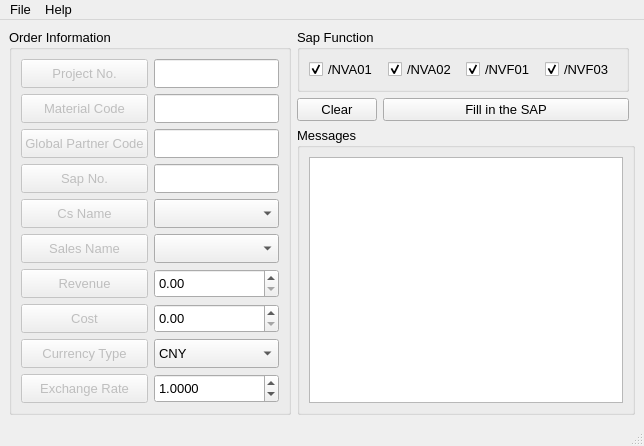
chen-huai/work, file Operate/GUI/Sap/Sap_Operate_UI.ui: the form before one commit.
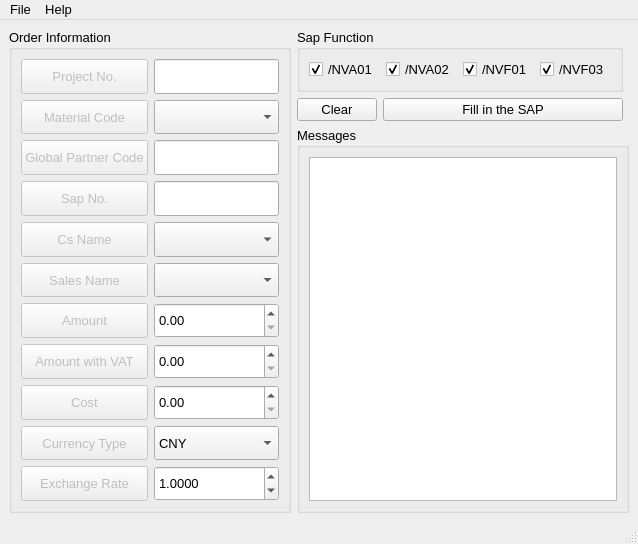
The form after the commit. Icons and pictures are not drawn.

Diff of the .ui file:
```diff
--- a/Operate/GUI/Sap/Sap_Operate_UI.ui
+++ b/Operate/GUI/Sap/Sap_Operate_UI.ui
@@ -6,8 +6,8 @@
    <rect>
     <x>0</x>
     <y>0</y>
-    <width>644</width>
-    <height>446</height>
+    <width>638</width>
+    <height>544</height>
    </rect>
   </property>
   <property name="font">
@@ -41,8 +41,8 @@
        <string>Order Information</string>
       </property>
       <layout class="QGridLayout" name="gridLayout">
-       <item row="19" column="0">
-        <widget class="QPushButton" name="pushButton_4">
+       <item row="5" column="0">
+        <widget class="QPushButton" name="pushButton">
          <property name="enabled">
           <bool>false</bool>
          </property>
@@ -58,180 +58,27 @@
           </font>
          </property>
          <property name="text">
-          <string>Currency Type</string>
+          <string>Sap No.</string>
          </property>
         </widget>
        </item>
-       <item row="8" column="0">
-        <widget class="QPushButton" name="pushButton_8">
-         <property name="enabled">
-          <bool>false</bool>
-         </property>
+       <item row="18" column="1">
+        <widget class="QDoubleSpinBox" name="doubleSpinBox_4">
          <property name="sizePolicy">
-          <sizepolicy hsizetype="Minimum" vsizetype="Expanding">
+          <sizepolicy hsizetype="Expanding" vsizetype="Expanding">
            <horstretch>0</horstretch>
            <verstretch>0</verstretch>
           </sizepolicy>
-         </property>
-         <property name="font">
-          <font>
-           <pointsize>10</pointsize>
-          </font>
-         </property>
-         <property name="text">
-          <string>Sales Name</string>
-         </property>
-        </widget>
-       </item>
-       <item row="15" column="1">
-        <widget class="QDoubleSpinBox" name="doubleSpinBox_2">
-         <property name="sizePolicy">
-          <sizepolicy hsizetype="Minimum" vsizetype="Expanding">
-           <horstretch>0</horstretch>
-           <verstretch>0</verstretch>
-          </sizepolicy>
-         </property>
-         <property name="font">
-          <font>
-           <pointsize>10</pointsize>
-          </font>
          </property>
          <property name="statusTip">
           <string>必填项</string>
          </property>
          <property name="maximum">
-          <double>999999999.990000009536743</double>
+          <double>9999999999999.000000000000000</double>
          </property>
         </widget>
        </item>
-       <item row="16" column="0">
-        <widget class="QPushButton" name="pushButton_10">
-         <property name="enabled">
-          <bool>false</bool>
-         </property>
-         <property name="sizePolicy">
-          <sizepolicy hsizetype="Minimum" vsizetype="Expanding">
-           <horstretch>0</horstretch>
-           <verstretch>0</verstretch>
-          </sizepolicy>
-         </property>
-         <property name="font">
-          <font>
-           <pointsize>10</pointsize>
-          </font>
-         </property>
-         <property name="text">
-          <string>Cost</string>
-         </property>
-        </widget>
-       </item>
-       <item row="1" column="1">
-        <widget class="QLineEdit" name="lineEdit_2">
-         <property name="sizePolicy">
-          <sizepolicy hsizetype="Expanding" vsizetype="Expanding">
-           <horstretch>0</horstretch>
-           <verstretch>0</verstretch>
-          </sizepolicy>
-         </property>
-         <property name="font">
-          <font>
-           <pointsize>10</pointsize>
-          </font>
-         </property>
-         <property name="statusTip">
-          <string>必填项</string>
-         </property>
-        </widget>
-       </item>
-       <item row="2" column="0">
-        <widget class="QPushButton" name="pushButton_3">
-         <property name="enabled">
-          <bool>false</bool>
-         </property>
-         <property name="sizePolicy">
-          <sizepolicy hsizetype="Minimum" vsizetype="Expanding">
-           <horstretch>0</horstretch>
-           <verstretch>0</verstretch>
-          </sizepolicy>
-         </property>
-         <property name="font">
-          <font>
-           <pointsize>10</pointsize>
-          </font>
-         </property>
-         <property name="text">
-          <string>Material Code</string>
-         </property>
-        </widget>
-       </item>
-       <item row="2" column="1">
-        <widget class="QLineEdit" name="lineEdit_3">
-         <property name="sizePolicy">
-          <sizepolicy hsizetype="Expanding" vsizetype="Expanding">
-           <horstretch>0</horstretch>
-           <verstretch>0</verstretch>
-          </sizepolicy>
-         </property>
-         <property name="font">
-          <font>
-           <pointsize>10</pointsize>
-          </font>
-         </property>
-         <property name="statusTip">
-          <string>必填项</string>
-         </property>
-        </widget>
-       </item>
-       <item row="6" column="1">
-        <widget class="QComboBox" name="comboBox_2">
-         <property name="sizePolicy">
-          <sizepolicy hsizetype="Preferred" vsizetype="Expanding">
-           <horstretch>0</horstretch>
-           <verstretch>0</verstretch>
-          </sizepolicy>
-         </property>
-         <property name="font">
-          <font>
-           <pointsize>10</pointsize>
-          </font>
-         </property>
-         <property name="statusTip">
-          <string>必填项</string>
-         </property>
-         <item>
-          <property name="text">
-           <string/>
-          </property>
-         </item>
-         <item>
-          <property name="text">
-           <string/>
-          </property>
-         </item>
-        </widget>
-       </item>
-       <item row="15" column="0">
-        <widget class="QPushButton" name="pushButton_9">
-         <property name="enabled">
-          <bool>false</bool>
-         </property>
-         <property name="sizePolicy">
-          <sizepolicy hsizetype="Minimum" vsizetype="Expanding">
-           <horstretch>0</horstretch>
-           <verstretch>0</verstretch>
-          </sizepolicy>
-         </property>
-         <property name="font">
-          <font>
-           <pointsize>10</pointsize>
-          </font>
-         </property>
-         <property name="text">
-          <string>Revenue</string>
-         </property>
-        </widget>
-       </item>
-       <item row="19" column="1">
+       <item row="23" column="1">
         <widget class="QComboBox" name="comboBox">
          <property name="sizePolicy">
           <sizepolicy hsizetype="Preferred" vsizetype="Expanding">
@@ -269,26 +116,8 @@
          </item>
         </widget>
        </item>
-       <item row="16" column="1">
-        <widget class="QDoubleSpinBox" name="doubleSpinBox_3">
-         <property name="sizePolicy">
-          <sizepolicy hsizetype="Minimum" vsizetype="Expanding">
-           <horstretch>0</horstretch>
-           <verstretch>0</verstretch>
-          </sizepolicy>
-         </property>
-         <property name="font">
-          <font>
-           <pointsize>10</pointsize>
-          </font>
-         </property>
-         <property name="maximum">
-          <double>999999999.990000009536743</double>
-         </property>
-        </widget>
-       </item>
-       <item row="3" column="1">
-        <widget class="QLineEdit" name="lineEdit_4">
+       <item row="4" column="1">
+        <widget class="QLineEdit" name="lineEdit_3">
          <property name="sizePolicy">
           <sizepolicy hsizetype="Expanding" vsizetype="Expanding">
            <horstretch>0</horstretch>
@@ -305,7 +134,44 @@
          </property>
         </widget>
        </item>
-       <item row="20" column="1">
+       <item row="24" column="0">
+        <widget class="QPushButton" name="pushButton_5">
+         <property name="enabled">
+          <bool>false</bool>
+         </property>
+         <property name="sizePolicy">
+          <sizepolicy hsizetype="Minimum" vsizetype="Expanding">
+           <horstretch>0</horstretch>
+           <verstretch>0</verstretch>
+          </sizepolicy>
+         </property>
+         <property name="font">
+          <font>
+           <pointsize>10</pointsize>
+          </font>
+         </property>
+         <property name="text">
+          <string>Exchange Rate</string>
+         </property>
+        </widget>
+       </item>
+       <item row="18" column="0">
+        <widget class="QPushButton" name="pushButton_13">
+         <property name="enabled">
+          <bool>false</bool>
+         </property>
+         <property name="sizePolicy">
+          <sizepolicy hsizetype="Expanding" vsizetype="Expanding">
+           <horstretch>0</horstretch>
+           <verstretch>0</verstretch>
+          </sizepolicy>
+         </property>
+         <property name="text">
+          <string>Amount with VAT</string>
+         </property>
+        </widget>
+       </item>
+       <item row="24" column="1">
         <widget class="QDoubleSpinBox" name="doubleSpinBox">
          <property name="sizePolicy">
           <sizepolicy hsizetype="Minimum" vsizetype="Expanding">
@@ -332,7 +198,70 @@
          </property>
         </widget>
        </item>
-       <item row="6" column="0">
+       <item row="4" column="0">
+        <widget class="QPushButton" name="pushButton_6">
+         <property name="enabled">
+          <bool>false</bool>
+         </property>
+         <property name="sizePolicy">
+          <sizepolicy hsizetype="Minimum" vsizetype="Expanding">
+           <horstretch>0</horstretch>
+           <verstretch>0</verstretch>
+          </sizepolicy>
+         </property>
+         <property name="font">
+          <font>
+           <pointsize>10</pointsize>
+          </font>
+         </property>
+         <property name="text">
+          <string>Global Partner Code</string>
+         </property>
+        </widget>
+       </item>
+       <item row="23" column="0">
+        <widget class="QPushButton" name="pushButton_4">
+         <property name="enabled">
+          <bool>false</bool>
+         </property>
+         <property name="sizePolicy">
+          <sizepolicy hsizetype="Minimum" vsizetype="Expanding">
+           <horstretch>0</horstretch>
+           <verstretch>0</verstretch>
+          </sizepolicy>
+         </property>
+         <property name="font">
+          <font>
+           <pointsize>10</pointsize>
+          </font>
+         </property>
+         <property name="text">
+          <string>Currency Type</string>
+         </property>
+        </widget>
+       </item>
+       <item row="9" column="0">
+        <widget class="QPushButton" name="pushButton_8">
+         <property name="enabled">
+          <bool>false</bool>
+         </property>
+         <property name="sizePolicy">
+          <sizepolicy hsizetype="Minimum" vsizetype="Expanding">
+           <horstretch>0</horstretch>
+           <verstretch>0</verstretch>
+          </sizepolicy>
+         </property>
+         <property name="font">
+          <font>
+           <pointsize>10</pointsize>
+          </font>
+         </property>
+         <property name="text">
+          <string>Sales Name</string>
+         </property>
+        </widget>
+       </item>
+       <item row="7" column="0">
         <widget class="QPushButton" name="pushButton_7">
          <property name="enabled">
           <bool>false</bool>
@@ -353,8 +282,26 @@
          </property>
         </widget>
        </item>
+       <item row="9" column="1">
+        <widget class="QComboBox" name="comboBox_3">
+         <property name="sizePolicy">
+          <sizepolicy hsizetype="Preferred" vsizetype="Expanding">
+           <horstretch>0</horstretch>
+           <verstretch>0</verstretch>
+          </sizepolicy>
+         </property>
+         <property name="font">
+          <font>
+           <pointsize>10</pointsize>
+          </font>
+         </property>
+         <property name="statusTip">
+          <string>不是当地销售可以为空</string>
+         </property>
+        </widget>
+       </item>
        <item row="3" column="0">
-        <widget class="QPushButton" name="pushButton_6">
+        <widget class="QPushButton" name="pushButton_3">
          <property name="enabled">
           <bool>false</bool>
          </property>
@@ -370,7 +317,181 @@
           </font>
          </property>
          <property name="text">
-          <string>Global Partner Code</string>
+          <string>Material Code</string>
+         </property>
+        </widget>
+       </item>
+       <item row="16" column="0">
+        <widget class="QPushButton" name="pushButton_9">
+         <property name="enabled">
+          <bool>false</bool>
+         </property>
+         <property name="sizePolicy">
+          <sizepolicy hsizetype="Minimum" vsizetype="Expanding">
+           <horstretch>0</horstretch>
+           <verstretch>0</verstretch>
+          </sizepolicy>
+         </property>
+         <property name="font">
+          <font>
+           <pointsize>10</pointsize>
+          </font>
+         </property>
+         <property name="text">
+          <string>Amount</string>
+         </property>
+        </widget>
+       </item>
+       <item row="16" column="1">
+        <widget class="QDoubleSpinBox" name="doubleSpinBox_2">
+         <property name="sizePolicy">
+          <sizepolicy hsizetype="Minimum" vsizetype="Expanding">
+           <horstretch>0</horstretch>
+           <verstretch>0</verstretch>
+          </sizepolicy>
+         </property>
+         <property name="font">
+          <font>
+           <pointsize>10</pointsize>
+          </font>
+         </property>
+         <property name="statusTip">
+          <string>必填项</string>
+         </property>
+         <property name="maximum">
+          <double>999999999.990000009536743</double>
+         </property>
+        </widget>
+       </item>
+       <item row="7" column="1">
+        <widget class="QComboBox" name="comboBox_2">
+         <property name="sizePolicy">
+          <sizepolicy hsizetype="Preferred" vsizetype="Expanding">
+           <horstretch>0</horstretch>
+           <verstretch>0</verstretch>
+          </sizepolicy>
+         </property>
+         <property name="font">
+          <font>
+           <pointsize>10</pointsize>
+          </font>
+         </property>
+         <property name="statusTip">
+          <string>必填项</string>
+         </property>
+         <item>
+          <property name="text">
+           <string/>
+          </property>
+         </item>
+         <item>
+          <property name="text">
+           <string/>
+          </property>
+         </item>
+        </widget>
+       </item>
+       <item row="5" column="1">
+        <widget class="QLineEdit" name="lineEdit">
+         <property name="sizePolicy">
+          <sizepolicy hsizetype="Expanding" vsizetype="Expanding">
+           <horstretch>0</horstretch>
+           <verstretch>0</verstretch>
+          </sizepolicy>
+         </property>
+         <property name="font">
+          <font>
+           <pointsize>10</pointsize>
+          </font>
+         </property>
+         <property name="statusTip">
+          <string>必填项</string>
+         </property>
+        </widget>
+       </item>
+       <item row="3" column="1">
+        <widget class="QComboBox" name="comboBox_4">
+         <property name="sizePolicy">
+          <sizepolicy hsizetype="Expanding" vsizetype="Expanding">
+           <horstretch>0</horstretch>
+           <verstretch>0</verstretch>
+          </sizepolicy>
+         </property>
+         <property name="statusTip">
+          <string>必填项</string>
+         </property>
+         <item>
+          <property name="text">
+           <string/>
+          </property>
+         </item>
+         <item>
+          <property name="text">
+           <string>T75-441-A2</string>
+          </property>
+         </item>
+         <item>
+          <property name="text">
+           <string>T75-405-A2</string>
+          </property>
+         </item>
+         <item>
+          <property name="text">
+           <string>T20-441-00</string>
+          </property>
+         </item>
+         <item>
+          <property name="text">
+           <string>T20-405-00</string>
+          </property>
+         </item>
+         <item>
+          <property name="text">
+           <string>T75-441-00</string>
+          </property>
+         </item>
+         <item>
+          <property name="text">
+           <string>T75-405-00</string>
+          </property>
+         </item>
+         <item>
+          <property name="text">
+           <string>T75-441-D2</string>
+          </property>
+         </item>
+         <item>
+          <property name="text">
+           <string>T75-405-D2</string>
+          </property>
+         </item>
+         <item>
+          <property name="text">
+           <string>S11-441-10</string>
+          </property>
+         </item>
+         <item>
+          <property name="text">
+           <string>S11-405-10</string>
+          </property>
+         </item>
+        </widget>
+       </item>
+       <item row="1" column="1">
+        <widget class="QLineEdit" name="lineEdit_2">
+         <property name="sizePolicy">
+          <sizepolicy hsizetype="Expanding" vsizetype="Expanding">
+           <horstretch>0</horstretch>
+           <verstretch>0</verstretch>
+          </sizepolicy>
+         </property>
+         <property name="font">
+          <font>
+           <pointsize>10</pointsize>
+          </font>
+         </property>
+         <property name="statusTip">
+          <string>必填项</string>
          </property>
         </widget>
        </item>
@@ -395,26 +516,8 @@
          </property>
         </widget>
        </item>
-       <item row="8" column="1">
-        <widget class="QComboBox" name="comboBox_3">
-         <property name="sizePolicy">
-          <sizepolicy hsizetype="Preferred" vsizetype="Expanding">
-           <horstretch>0</horstretch>
-           <verstretch>0</verstretch>
-          </sizepolicy>
-         </property>
-         <property name="font">
-          <font>
-           <pointsize>10</pointsize>
-          </font>
-         </property>
-         <property name="statusTip">
-          <string>不是当地销售可以为空</string>
-         </property>
-        </widget>
-       </item>
-       <item row="20" column="0">
-        <widget class="QPushButton" name="pushButton_5">
+       <item row="19" column="0">
+        <widget class="QPushButton" name="pushButton_10">
          <property name="enabled">
           <bool>false</bool>
          </property>
@@ -430,15 +533,12 @@
           </font>
          </property>
          <property name="text">
-          <string>Exchange Rate</string>
+          <string>Cost</string>
          </property>
         </widget>
        </item>
-       <item row="4" column="0">
-        <widget class="QPushButton" name="pushButton">
-         <property name="enabled">
-          <bool>false</bool>
-         </property>
+       <item row="19" column="1">
+        <widget class="QDoubleSpinBox" name="doubleSpinBox_3">
          <property name="sizePolicy">
           <sizepolicy hsizetype="Minimum" vsizetype="Expanding">
            <horstretch>0</horstretch>
@@ -450,26 +550,8 @@
            <pointsize>10</pointsize>
           </font>
          </property>
-         <property name="text">
-          <string>Sap No.</string>
-         </property>
-        </widget>
-       </item>
-       <item row="4" column="1">
-        <widget class="QLineEdit" name="lineEdit">
-         <property name="sizePolicy">
-          <sizepolicy hsizetype="Expanding" vsizetype="Expanding">
-           <horstretch>0</horstretch>
-           <verstretch>0</verstretch>
-          </sizepolicy>
-         </property>
-         <property name="font">
-          <font>
-           <pointsize>10</pointsize>
-          </font>
-         </property>
-         <property name="statusTip">
-          <string>必填项</string>
+         <property name="maximum">
+          <double>999999999.990000009536743</double>
          </property>
         </widget>
        </item>
@@ -479,7 +561,7 @@
     <item row="1" column="2">
      <widget class="QPushButton" name="pushButton_11">
       <property name="sizePolicy">
-       <sizepolicy hsizetype="Expanding" vsizetype="Minimum">
+       <sizepolicy hsizetype="Expanding" vsizetype="Fixed">
         <horstretch>0</horstretch>
         <verstretch>0</verstretch>
        </sizepolicy>
@@ -659,7 +741,7 @@
     <rect>
      <x>0</x>
      <y>0</y>
-     <width>644</width>
+     <width>638</width>
      <height>25</height>
     </rect>
    </property>
```
Left out of the diff: 26 changed lines with no effect on the pictures.
